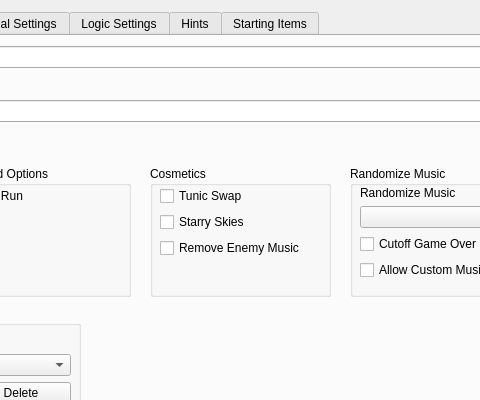
Before: the Qt Designer form gui/randogui.ui in YourAverageLink/ssrando, drawn with Qt 5; both pictures show x 272 to 752 and y 0 to 400 of the 1051 by 738 pixel window.
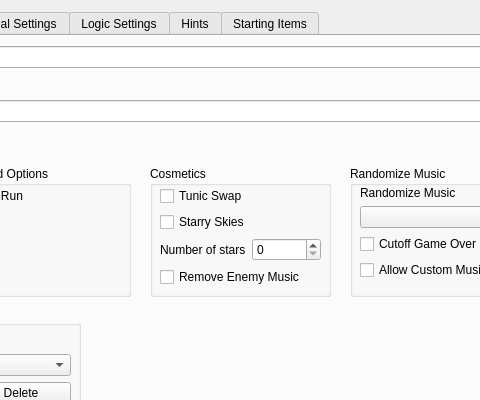
After: the same form once the commit is applied.

Commit message: Add option to control the number of stars

```diff
--- a/gui/randogui.ui
+++ b/gui/randogui.ui
@@ -275,7 +275,7 @@
          <x>10</x>
          <y>20</y>
          <width>161</width>
-         <height>101</height>
+         <height>109</height>
         </rect>
        </property>
        <layout class="QVBoxLayout" name="vlay_cosmetics">
@@ -293,6 +293,42 @@
           </property>
          </widget>
         </item>
+        <item>
+         <layout class="QHBoxLayout" name="hlay_star_count">
+          <item>
+           <widget class="QLabel" name="label_for_option_star_count">
+            <property name="sizePolicy">
+             <sizepolicy hsizetype="MinimumExpanding" vsizetype="Preferred">
+              <horstretch>0</horstretch>
+              <verstretch>0</verstretch>
+             </sizepolicy>
+            </property>
+            <property name="text">
+             <string>Number of stars</string>
+            </property>
+           </widget>
+          </item>
+          <item>
+           <widget class="QSpinBox" name="option_star_count">
+            <property name="enabled">
+             <bool>true</bool>
+            </property>
+            <property name="sizePolicy">
+             <sizepolicy hsizetype="MinimumExpanding" vsizetype="Fixed">
+              <horstretch>0</horstretch>
+              <verstretch>0</verstretch>
+             </sizepolicy>
+            </property>
+            <property name="maximum">
+             <number>32767</number>
+            </property>
+            <property name="singleStep">
+             <number>100</number>
+            </property>
+           </widget>
+          </item>
+         </layout>
+        </item>
         <item>
          <widget class="QCheckBox" name="option_no_enemy_music">
           <property name="text">
```
The commit also changes 6 other files.
